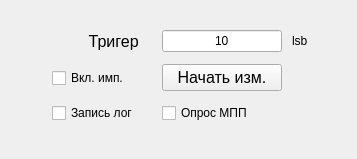
AtariVC/ddii_scopus, file modules/Engine/widgets/run_meas_widget.ui: the form before one commit.
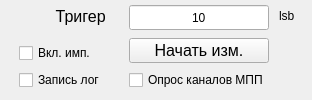
The form after the commit.

```diff
--- a/modules/Engine/widgets/run_meas_widget.ui
+++ b/modules/Engine/widgets/run_meas_widget.ui
@@ -6,8 +6,8 @@
    <rect>
     <x>0</x>
     <y>0</y>
-    <width>357</width>
-    <height>159</height>
+    <width>312</width>
+    <height>100</height>
    </rect>
   </property>
   <property name="sizePolicy">
@@ -19,7 +19,7 @@
   <property name="minimumSize">
    <size>
     <width>306</width>
-    <height>85</height>
+    <height>100</height>
    </size>
   </property>
   <property name="windowTitle">
@@ -87,59 +87,6 @@
        </property>
       </spacer>
      </item>
-     <item row="2" column="2">
-      <widget class="QPushButton" name="pushButton_run_trig_pips">
-       <property name="sizePolicy">
-        <sizepolicy hsizetype="Preferred" vsizetype="Fixed">
-         <horstretch>0</horstretch>
-         <verstretch>0</verstretch>
-        </sizepolicy>
-       </property>
-       <property name="minimumSize">
-        <size>
-         <width>120</width>
-         <height>25</height>
-        </size>
-       </property>
-       <property name="font">
-        <font>
-         <family>MS Shell Dlg 2</family>
-         <pointsize>12</pointsize>
-         <weight>50</weight>
-         <italic>false</italic>
-         <bold>false</bold>
-        </font>
-       </property>
-       <property name="styleSheet">
-        <string notr="true">font: 12pt &quot;MS Shell Dlg 2&quot;;</string>
-       </property>
-       <property name="text">
-        <string>Начать изм.</string>
-       </property>
-      </widget>
-     </item>
-     <item row="0" column="2">
-      <widget class="QLineEdit" name="lineEdit_triger">
-       <property name="minimumSize">
-        <size>
-         <width>120</width>
-         <height>0</height>
-        </size>
-       </property>
-       <property name="styleSheet">
-        <string notr="true">font: 12pt &quot;MS Shell Dlg 2&quot;;</string>
-       </property>
-       <property name="text">
-        <string>10</string>
-       </property>
-       <property name="alignment">
-        <set>Qt::AlignCenter</set>
-       </property>
-       <property name="readOnly">
-        <bool>false</bool>
-       </property>
-      </widget>
-     </item>
      <item row="0" column="1">
       <widget class="QLabel" name="label_58">
        <property name="minimumSize">
@@ -184,6 +131,38 @@
        </property>
       </widget>
      </item>
+     <item row="0" column="2">
+      <widget class="QLineEdit" name="lineEdit_triger">
+       <property name="minimumSize">
+        <size>
+         <width>120</width>
+         <height>25</height>
+        </size>
+       </property>
+       <property name="styleSheet">
+        <string notr="true">font: 12pt &quot;MS Shell Dlg 2&quot;;</string>
+       </property>
+       <property name="text">
+        <string>10</string>
+       </property>
+       <property name="alignment">
+        <set>Qt::AlignCenter</set>
+       </property>
+       <property name="readOnly">
+        <bool>false</bool>
+       </property>
+      </widget>
+     </item>
+     <item row="3" column="2">
+      <widget class="QCheckBox" name="checkBox_ch_request">
+       <property name="styleSheet">
+        <string notr="true">font: 11pt &quot;MS Shell Dlg 2&quot;;</string>
+       </property>
+       <property name="text">
+        <string>Опрос каналов МПП</string>
+       </property>
+      </widget>
+     </item>
      <item row="2" column="1">
       <widget class="QCheckBox" name="checkBox_enable_test_csa">
        <property name="sizePolicy">
@@ -222,13 +201,34 @@
        </property>
       </widget>
      </item>
-     <item row="3" column="2">
-      <widget class="QCheckBox" name="checkBox_2">
+     <item row="2" column="2">
+      <widget class="QPushButton" name="pushButton_run_measure">
+       <property name="sizePolicy">
+        <sizepolicy hsizetype="Preferred" vsizetype="Fixed">
+         <horstretch>0</horstretch>
+         <verstretch>0</verstretch>
+        </sizepolicy>
+       </property>
+       <property name="minimumSize">
+        <size>
+         <width>120</width>
+         <height>25</height>
+        </size>
+       </property>
+       <property name="font">
+        <font>
+         <family>MS Shell Dlg 2</family>
+         <pointsize>12</pointsize>
+         <weight>50</weight>
+         <italic>false</italic>
+         <bold>false</bold>
+        </font>
+       </property>
        <property name="styleSheet">
-        <string notr="true">font: 11pt &quot;MS Shell Dlg 2&quot;;</string>
+        <string notr="true">font: 12pt &quot;MS Shell Dlg 2&quot;;</string>
        </property>
        <property name="text">
-        <string>Опрос МПП</string>
+        <string>Начать изм.</string>
        </property>
       </widget>
      </item>
```
Left out of the diff: 2 changed lines with no effect on the pictures.
